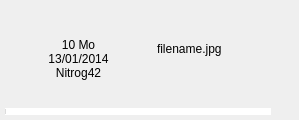
First picture: the form in src/common/view/historyelementview.ui, repository filesdnd/filesdnd-qt, before the edit.
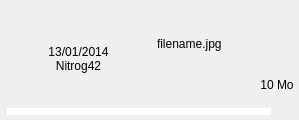
Second picture: the form after the edit. Icons and pictures are not drawn.

```diff
--- a/src/common/view/historyelementview.ui
+++ b/src/common/view/historyelementview.ui
@@ -154,16 +154,6 @@
              </item>
             </layout>
            </item>
-           <item>
-            <widget class="QLabel" name="fileSize">
-             <property name="text">
-              <string>10 Mo</string>
-             </property>
-             <property name="alignment">
-              <set>Qt::AlignCenter</set>
-             </property>
-            </widget>
-           </item>
            <item>
             <widget class="QLabel" name="fileDate">
              <property name="text">
@@ -229,6 +219,22 @@
               <enum>Qt::Vertical</enum>
              </property>
              <property name="sizeType">
+              <enum>QSizePolicy::Fixed</enum>
+             </property>
+             <property name="sizeHint" stdset="0">
+              <size>
+               <width>20</width>
+               <height>10</height>
+              </size>
+             </property>
+            </spacer>
+           </item>
+           <item>
+            <spacer name="verticalSpacer_14">
+             <property name="orientation">
+              <enum>Qt::Vertical</enum>
+             </property>
+             <property name="sizeType">
               <enum>QSizePolicy::MinimumExpanding</enum>
              </property>
              <property name="sizeHint" stdset="0">
@@ -282,6 +288,49 @@
              </property>
             </spacer>
            </item>
+           <item>
+            <layout class="QHBoxLayout" name="horizontalLayout_4">
+             <item>
+              <spacer name="horizontalSpacer_12">
+               <property name="orientation">
+                <enum>Qt::Horizontal</enum>
+               </property>
+               <property name="sizeHint" stdset="0">
+                <size>
+                 <width>40</width>
+                 <height>0</height>
+                </size>
+               </property>
+              </spacer>
+             </item>
+             <item>
+              <widget class="QLabel" name="fileSize">
+               <property name="text">
+                <string>10 Mo</string>
+               </property>
+               <property name="alignment">
+                <set>Qt::AlignCenter</set>
+               </property>
+              </widget>
+             </item>
+            </layout>
+           </item>
+           <item>
+            <spacer name="verticalSpacer_13">
+             <property name="orientation">
+              <enum>Qt::Vertical</enum>
+             </property>
+             <property name="sizeType">
+              <enum>QSizePolicy::Fixed</enum>
+             </property>
+             <property name="sizeHint" stdset="0">
+              <size>
+               <width>20</width>
+               <height>5</height>
+              </size>
+             </property>
+            </spacer>
+           </item>
           </layout>
          </item>
         </layout>
```
